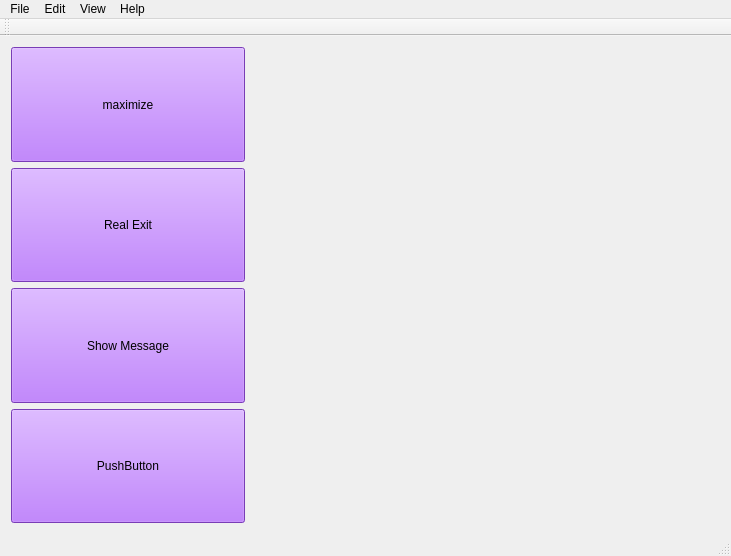
Before: the Qt Designer form mainwindow.ui in Frolt/FroltEngine, drawn with Qt 5.
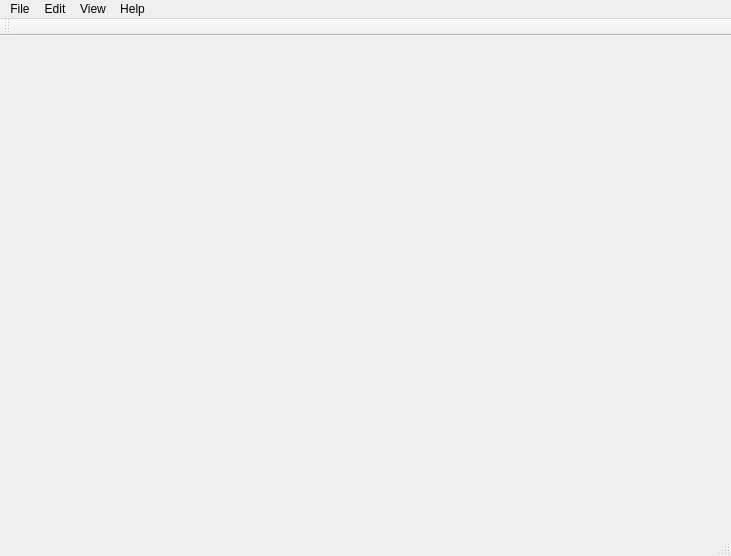
After: the same form once the commit is applied.

What changed in the file:
```diff
--- a/mainwindow.ui
+++ b/mainwindow.ui
@@ -21,91 +21,7 @@
     </sizepolicy>
    </property>
    <layout class="QGridLayout" name="gridLayout">
-    <item row="0" column="1">
-     <layout class="QVBoxLayout" name="verticalLayout_2">
-      <item>
-       <widget class="QToolButton" name="toolButton">
-        <property name="enabled">
-         <bool>true</bool>
-        </property>
-        <property name="sizePolicy">
-         <sizepolicy hsizetype="Minimum" vsizetype="Preferred">
-          <horstretch>0</horstretch>
-          <verstretch>0</verstretch>
-         </sizepolicy>
-        </property>
-        <property name="focusPolicy">
-         <enum>Qt::NoFocus</enum>
-        </property>
-        <property name="toolTip">
-         <string>&lt;html&gt;&lt;head/&gt;&lt;body&gt;&lt;p&gt;okokoko&lt;/p&gt;&lt;/body&gt;&lt;/html&gt;</string>
-        </property>
-        <property name="whatsThis">
-         <string>&lt;html&gt;&lt;head/&gt;&lt;body&gt;&lt;p&gt;?????&lt;/p&gt;&lt;/body&gt;&lt;/html&gt;</string>
-        </property>
-        <property name="styleSheet">
-         <string notr="true">background-color: rgb(170, 85, 255);
-color: rgb(0, 0, 0);</string>
-        </property>
-        <property name="text">
-         <string>maximize</string>
-        </property>
-       </widget>
-      </item>
-      <item>
-       <widget class="QPushButton" name="realExit">
-        <property name="sizePolicy">
-         <sizepolicy hsizetype="Minimum" vsizetype="Preferred">
-          <horstretch>0</horstretch>
-          <verstretch>0</verstretch>
-         </sizepolicy>
-        </property>
-        <property name="styleSheet">
-         <string notr="true">background-color: rgb(170, 85, 255);
-color: rgb(0, 0, 0);</string>
-        </property>
-        <property name="text">
-         <string>Real Exit</string>
-        </property>
-       </widget>
-      </item>
-      <item>
-       <widget class="QPushButton" name="messageButton">
-        <property name="sizePolicy">
-         <sizepolicy hsizetype="Minimum" vsizetype="Preferred">
-          <horstretch>0</horstretch>
-          <verstretch>0</verstretch>
-         </sizepolicy>
-        </property>
-        <property name="styleSheet">
-         <string notr="true">background-color: rgb(170, 85, 255);
-color: rgb(0, 0, 0);</string>
-        </property>
-        <property name="text">
-         <string>Show Message</string>
-        </property>
-       </widget>
-      </item>
-      <item>
-       <widget class="QPushButton" name="pushButton">
-        <property name="sizePolicy">
-         <sizepolicy hsizetype="Minimum" vsizetype="Preferred">
-          <horstretch>0</horstretch>
-          <verstretch>0</verstretch>
-         </sizepolicy>
-        </property>
-        <property name="styleSheet">
-         <string notr="true">background-color: rgb(170, 85, 255);
-color: rgb(0, 0, 0);</string>
-        </property>
-        <property name="text">
-         <string>PushButton</string>
-        </property>
-       </widget>
-      </item>
-     </layout>
-    </item>
-    <item row="0" column="2" colspan="2">
+    <item row="0" column="1" colspan="2">
      <layout class="QVBoxLayout" name="viewport"/>
     </item>
    </layout>
```
